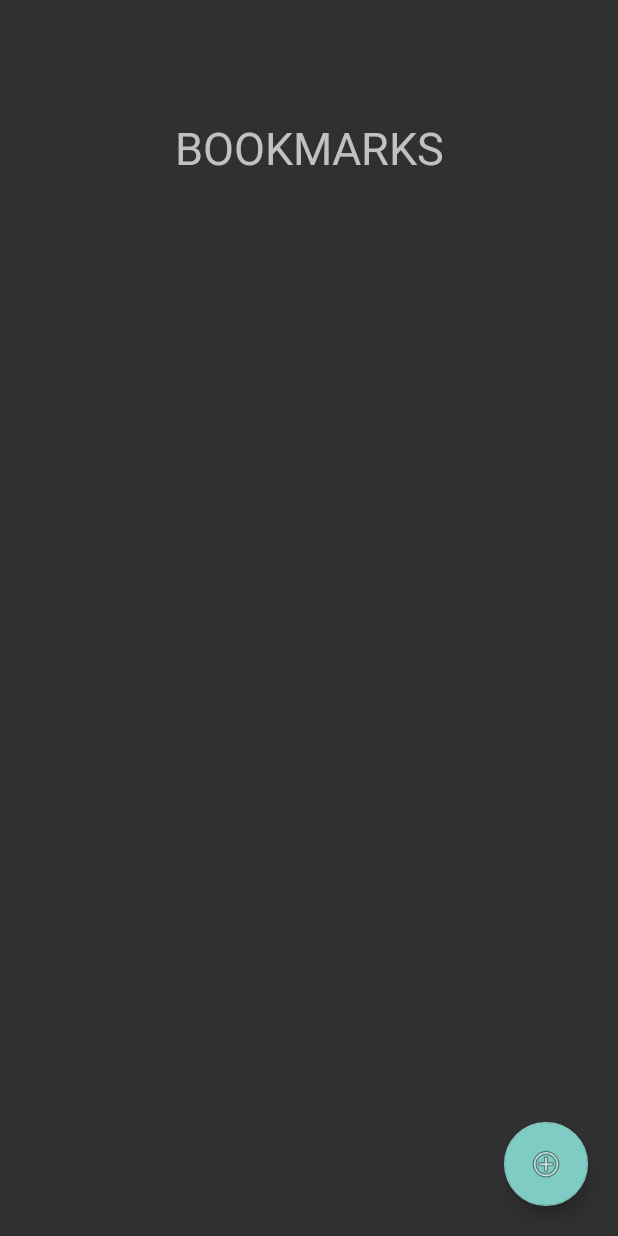
After one commit to perezjquim/tiny, an Android app: the layout activity_bookmarks.xml on its own in the app's theme, with its tools: preview values and no code run, on a phone screen of 412 x 824 dp. The commit adds this screen. Run offline under Robolectric (Android 15) with nearby library versions, the phone set to English and light mode, and no system bars.

Commit message:
cleanup / url interpretation done / db done / bookmarks done

```diff
--- a/app/build.gradle
+++ b/app/build.gradle
@@ -28,7 +28,9 @@ android {
 dependencies {
     implementation fileTree(dir: 'libs', include: ['*.jar'])
     implementation 'com.android.support:appcompat-v7:26.1.0'
+    implementation 'com.android.support:cardview-v7:26.1.0'
+    implementation 'com.android.support:design:26.1.0'
     implementation 'com.github.perezjquim:permissionchecker:master-SNAPSHOT'
-    implementation ('com.github.perezjquim:uihelper:master-SNAPSHOT') { changing = true }
+    implementation 'com.github.perezjquim:uihelper:master-SNAPSHOT'
     implementation 'com.github.perezjquim:sharedprefhelper:master-SNAPSHOT'
 }
--- a/app/src/main/AndroidManifest.xml
+++ b/app/src/main/AndroidManifest.xml
@@ -4,6 +4,7 @@
 
     <uses-permission android:name="android.permission.INTERNET" />
     <uses-permission android:name="android.permission.ACCESS_NETWORK_STATE" />
+    <uses-permission android:name="android.permission.WRITE_EXTERNAL_STORAGE" />
 
     <application
         android:allowBackup="true"
@@ -28,6 +29,7 @@
                 <data android:scheme="https" />
             </intent-filter>
         </activity>
+        <activity android:name=".BookmarksActivity" android:theme="@style/Theme.AppCompat.NoActionBar"/>
     </application>
 
 </manifest>
--- /dev/null
+++ b/app/src/main/res/layout/activity_bookmarks.xml
@@ -0,0 +1,48 @@
+<?xml version="1.0" encoding="utf-8"?>
+<android.support.design.widget.CoordinatorLayout
+    xmlns:android="http://schemas.android.com/apk/res/android"
+    xmlns:tools="http://schemas.android.com/tools"
+    android:layout_width="match_parent"
+    android:layout_height="match_parent"
+    tools:context="com.perezjquim.tiny.BookmarksActivity">
+
+        <LinearLayout
+            android:layout_width="match_parent"
+            android:layout_height="match_parent"
+            android:orientation="vertical"
+            android:padding="20dp">
+
+            <TextView
+                android:layout_width="match_parent"
+                android:layout_height="0dp"
+                android:layout_weight="0.2"
+                android:text="@string/title_bookmarks"
+                android:textAllCaps="true"
+                android:textSize="30sp"
+                android:gravity="center"/>
+
+            <ScrollView
+                android:layout_width="match_parent"
+                android:layout_height="0dp"
+                android:layout_weight="0.8">
+
+                <LinearLayout
+                    android:layout_width="match_parent"
+                    android:layout_height="wrap_content"
+                    android:orientation="vertical"
+                    android:id="@+id/list"/>
+
+            </ScrollView>
+
+        </LinearLayout>
+
+        <android.support.design.widget.FloatingActionButton
+            android:layout_width="wrap_content"
+            android:layout_height="wrap_content"
+            android:layout_gravity="right|bottom"
+            android:layout_margin="20dp"
+            android:onClick="addBookmark"
+            android:background="@color/colorPrimary"
+            android:src="@android:drawable/ic_menu_add"/>
+
+</android.support.design.widget.CoordinatorLayout>
--- a/app/src/main/res/values/strings.xml
+++ b/app/src/main/res/values/strings.xml
@@ -1,4 +1,7 @@
 <resources>
     <string name="app_name">tiny</string>
+    <string name="title_bookmarks">Bookmarks</string>
     <string name="url_bar">URL</string>
+    <string name="hint_url">URL (e.g. google.pt)</string>
+    <string name="hint_name">Name (e.g. Google)</string>
 </resources>
--- a/build.gradle
+++ b/build.gradle
@@ -8,7 +8,6 @@ buildscript {
     }
     dependencies {
         classpath 'com.android.tools.build:gradle:3.0.0'
-
 
         // NOTE: Do not place your application dependencies here; they belong
         // in the individual module build.gradle files
```
Also changed, not shown: app/src/main/java/com/perezjquim/tiny/BookmarksActivity.java (added, +67 -0 lines), app/src/main/java/com/perezjquim/tiny/MainActivity.java (+55 -28 lines), app/src/main/java/com/perezjquim/tiny/db/Bookmark.java (added, +8 -0 lines), app/src/main/java/com/perezjquim/tiny/db/DatabaseManager.java (added, +126 -0 lines), app/src/main/java/com/perezjquim/tiny/view/BookmarkCardView.java (added, +122 -0 lines), app/src/main/java/com/perezjquim/tiny/view/BookmarkForm.java (added, +42 -0 lines), 2 other files.
